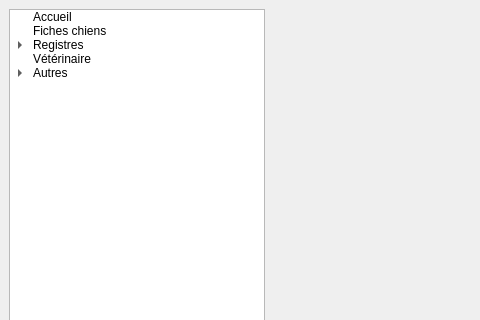
Above: mainwindow.ui from ArtAuc/mkrescue before the change; both pictures show x 0 to 480 and y 0 to 320 of the 1251 by 664 pixel window. Below: the same form after it.
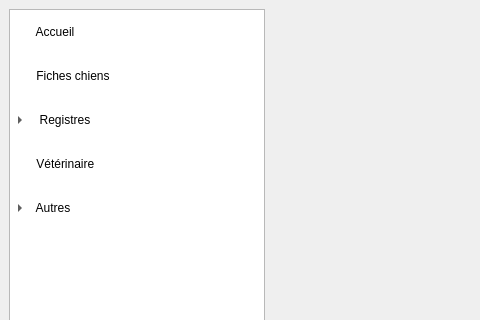
That is the form after the change. Icons and pictures are not drawn. Custom widgets are drawn as their Qt base class.

What changed in the file:
```diff
--- a/mainwindow.ui
+++ b/mainwindow.ui
@@ -29,7 +29,9 @@
       <property name="styleSheet">
        <string notr="true">QTreeView::branch{
 	image:none;
-}</string>
+}
+
+QTreeView::item { margin-top: 30px; }</string>
       </property>
       <property name="itemsExpandable">
        <bool>false</bool>
@@ -43,6 +45,12 @@
       <property name="columnCount">
        <number>1</number>
       </property>
+      <attribute name="headerCascadingSectionResizes">
+       <bool>true</bool>
+      </attribute>
+      <attribute name="headerDefaultSectionSize">
+       <number>200</number>
+      </attribute>
       <column>
        <property name="text">
         <string/>
@@ -50,7 +58,7 @@
       </column>
       <item>
        <property name="text">
-        <string>Accueil</string>
+        <string> Accueil</string>
        </property>
        <property name="icon">
         <iconset>
@@ -60,7 +68,7 @@
       </item>
       <item>
        <property name="text">
-        <string>Fiches chiens</string>
+        <string> Fiches chiens</string>
        </property>
        <property name="icon">
         <iconset>
@@ -70,7 +78,7 @@
       </item>
       <item>
        <property name="text">
-        <string>Registres</string>
+        <string>  Registres</string>
        </property>
        <property name="icon">
         <iconset>
@@ -95,7 +103,7 @@
       </item>
       <item>
        <property name="text">
-        <string>Vétérinaire</string>
+        <string> Vétérinaire</string>
        </property>
        <property name="icon">
         <iconset>
@@ -105,7 +113,7 @@
       </item>
       <item>
        <property name="text">
-        <string>Autres</string>
+        <string> Autres</string>
        </property>
        <property name="icon">
         <iconset>
```
Left out of the diff: 66 changed lines with no effect on the pictures.
